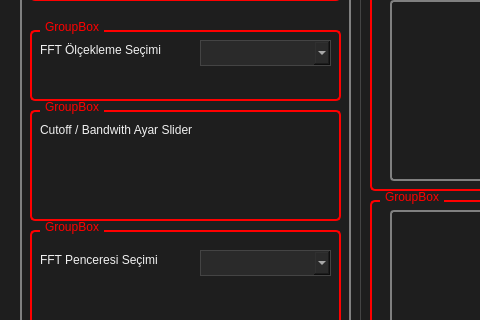
First picture: the form in mainwindow.ui, repository BurakEvci/DSP_Studio, before the edit; both pictures show x 0 to 480 and y 280 to 600 of the 1317 by 820 pixel window.
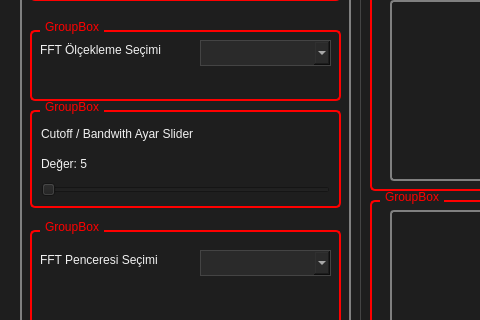
Second picture: the form after the edit. Custom widgets are drawn as their Qt base class.

Commit message: Added:Filters, Resolve infinite recursion in slider logic and enable real-time filtering

```diff
--- a/mainwindow.ui
+++ b/mainwindow.ui
@@ -325,7 +325,7 @@
           <x>10</x>
           <y>320</y>
           <width>311</width>
-          <height>121</height>
+          <height>108</height>
          </rect>
         </property>
         <property name="styleSheet">
@@ -349,19 +349,29 @@
         <property name="title">
          <string>GroupBox</string>
         </property>
+        <layout class="QVBoxLayout" name="verticalLayout_4">
+         <item>
         <widget class="QLabel" name="lblCutoffBwSlider">
-         <property name="geometry">
-          <rect>
-           <x>10</x>
-           <y>20</y>
-           <width>181</width>
-           <height>20</height>
-          </rect>
-         </property>
          <property name="text">
           <string>Cutoff / Bandwith Ayar Slider</string>
          </property>
         </widget>
+         </item>
+         <item>
+          <widget class="QLabel" name="lblSliderValue">
+           <property name="text">
+            <string>Değer: 5</string>
+           </property>
+          </widget>
+         </item>
+         <item>
+          <widget class="QSlider" name="sliderFilterParam">
+           <property name="orientation">
+            <enum>Qt::Orientation::Horizontal</enum>
+           </property>
+          </widget>
+         </item>
+        </layout>
        </widget>
        <widget class="QGroupBox" name="groupBox_5">
         <property name="geometry">
```
Lines whose indentation alone changed are shown as unchanged. The commit also changes 11 other files.
